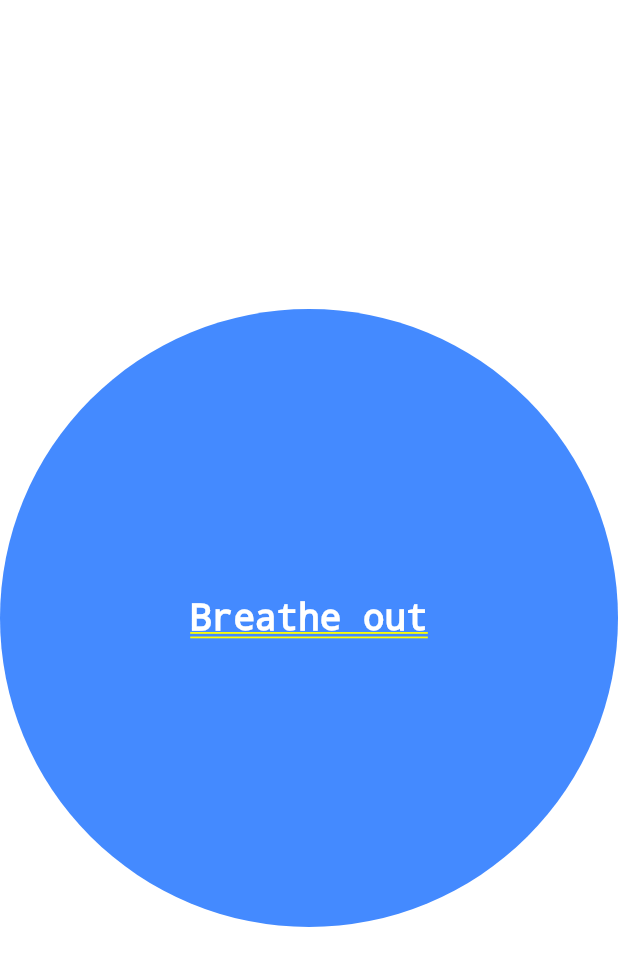
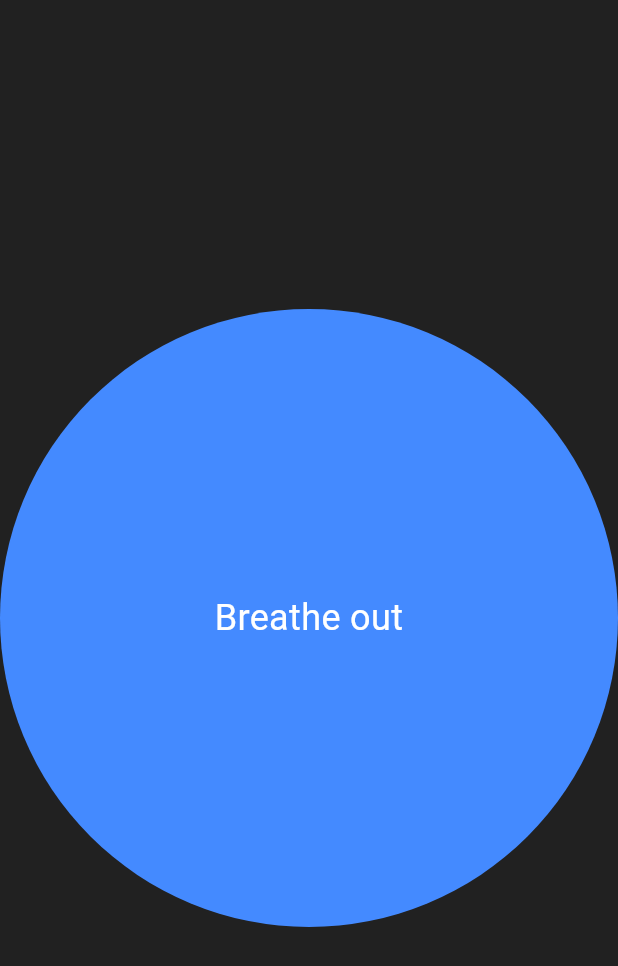
Before and after one commit to elpopes/breathball, a Flutter app: the screen it shows after launch, on a phone screen of 412 x 824 dp. Shown: the top 966 px of the screen. Run offline on Flutter 3.47's test engine with Material 3 defaults, Android fonts, the phone set to English and light mode, and no system bars.

Commit message:
force dark mode

```diff
--- a/lib/main.dart
+++ b/lib/main.dart
@@ -18,6 +18,7 @@
           brightness: Brightness.dark,
         ),
         useMaterial3: true,
+        scaffoldBackgroundColor: Colors.grey[900],
       ),
       home: BreathBall(),
     );
--- a/lib/widgets/breath_ball.dart
+++ b/lib/widgets/breath_ball.dart
@@ -51,7 +51,9 @@ class _BreathBallState extends State<BreathBall> with SingleTickerProviderStateM
 
   @override
   Widget build(BuildContext context) {
-    return Center(
+    return Scaffold( // Ensuring that the Scaffold is wrapping the content
+      backgroundColor: Theme.of(context).scaffoldBackgroundColor, // Explicitly using the scaffold background color
+      body: Center(
         child: Container(
           width: _animation.value,
           height: _animation.value,
@@ -67,6 +69,7 @@ class _BreathBallState extends State<BreathBall> with SingleTickerProviderStateM
             ),
           ),
         ),
+      ),
     );
   }
 
```
Lines whose indentation alone changed are shown as unchanged.
